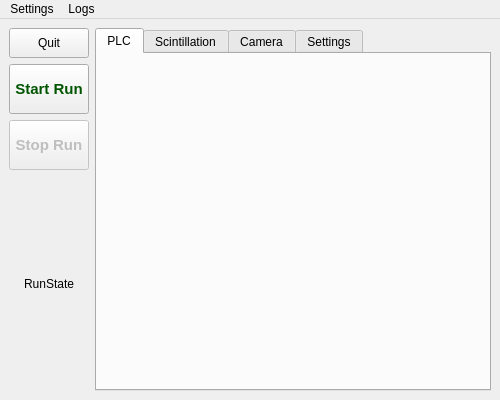
Old version of the form ui/mainwindow.ui in the repository SBC-Collaboration/SBC-RunControl.
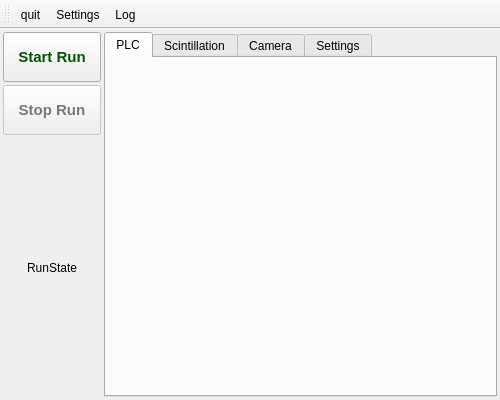
New version of the form. The open tabs and pages were chosen to show the change. Icons and pictures are not drawn.

Commit message: Added new windows for setting and log. Fixed some bugs from using uic and qt designer. Includes some toolbar icons.

```diff
--- a/ui/mainwindow.ui
+++ b/ui/mainwindow.ui
@@ -54,8 +54,23 @@
      <height>0</height>
     </size>
    </property>
-   <layout class="QGridLayout" name="gridLayout_2">
-    <item row="1" column="0">
+   <layout class="QGridLayout" name="gridLayout" columnstretch="2,8">
+    <property name="leftMargin">
+     <number>3</number>
+    </property>
+    <property name="topMargin">
+     <number>3</number>
+    </property>
+    <property name="rightMargin">
+     <number>3</number>
+    </property>
+    <property name="bottomMargin">
+     <number>3</number>
+    </property>
+    <property name="spacing">
+     <number>3</number>
+    </property>
+    <item row="0" column="0">
      <widget class="QPushButton" name="start_run_but">
       <property name="sizePolicy">
        <sizepolicy hsizetype="Minimum" vsizetype="Fixed">
@@ -69,50 +84,11 @@
         <height>50</height>
        </size>
       </property>
-      <property name="palette">
-       <palette>
-        <active>
-         <colorrole role="Text">
-          <brush brushstyle="SolidPattern">
-           <color alpha="255">
-            <red>0</red>
-            <green>0</green>
-            <blue>0</blue>
-           </color>
-          </brush>
-         </colorrole>
-         <colorrole role="ButtonText">
-          <brush brushstyle="SolidPattern">
-           <color alpha="255">
-            <red>0</red>
-            <green>85</green>
-            <blue>0</blue>
-           </color>
-          </brush>
-         </colorrole>
-        </active>
-        <inactive>
-         <colorrole role="Text">
-          <brush brushstyle="SolidPattern">
-           <color alpha="255">
-            <red>0</red>
-            <green>0</green>
-            <blue>0</blue>
-           </color>
-          </brush>
-         </colorrole>
-         <colorrole role="ButtonText">
-          <brush brushstyle="SolidPattern">
-           <color alpha="255">
-            <red>0</red>
-            <green>85</green>
-            <blue>0</blue>
-           </color>
-          </brush>
-         </colorrole>
-        </inactive>
-        <disabled/>
-       </palette>
+      <property name="sizeIncrement">
+       <size>
+        <width>0</width>
+        <height>0</height>
+       </size>
       </property>
       <property name="font">
        <font>
@@ -123,90 +99,16 @@
       <property name="cursor">
        <cursorShape>ArrowCursor</cursorShape>
       </property>
+      <property name="styleSheet">
+       <string notr="true">QPushButton:enabled {color: rgb(0, 85, 0);}
+QPushButton:disabled {color: rgb(120, 120, 120);}</string>
+      </property>
       <property name="text">
        <string>Start Run</string>
       </property>
      </widget>
     </item>
-    <item row="0" column="0">
-     <widget class="QPushButton" name="quit_but">
-      <property name="minimumSize">
-       <size>
-        <width>80</width>
-        <height>30</height>
-       </size>
-      </property>
-      <property name="text">
-       <string>Quit</string>
-      </property>
-     </widget>
-    </item>
-    <item row="2" column="0">
-     <widget class="QPushButton" name="stop_run_but">
-      <property name="enabled">
-       <bool>false</bool>
-      </property>
-      <property name="sizePolicy">
-       <sizepolicy hsizetype="Minimum" vsizetype="Fixed">
-        <horstretch>0</horstretch>
-        <verstretch>0</verstretch>
-       </sizepolicy>
-      </property>
-      <property name="minimumSize">
-       <size>
-        <width>0</width>
-        <height>50</height>
-       </size>
-      </property>
-      <property name="palette">
-       <palette>
-        <active>
-         <colorrole role="ButtonText">
-          <brush brushstyle="SolidPattern">
-           <color alpha="255">
-            <red>170</red>
-            <green>0</green>
-            <blue>0</blue>
-           </color>
-          </brush>
-         </colorrole>
-        </active>
-        <inactive>
-         <colorrole role="ButtonText">
-          <brush brushstyle="SolidPattern">
-           <color alpha="255">
-            <red>170</red>
-            <green>0</green>
-            <blue>0</blue>
-           </color>
-          </brush>
-         </colorrole>
-        </inactive>
-        <disabled/>
-       </palette>
-      </property>
-      <property name="font">
-       <font>
-        <pointsize>11</pointsize>
-        <bold>true</bold>
-       </font>
-      </property>
-      <property name="text">
-       <string>Stop Run</string>
-      </property>
-     </widget>
-    </item>
-    <item row="3" column="0">
-     <widget class="QLabel" name="run_state_label">
-      <property name="text">
-       <string>RunState</string>
-      </property>
-      <property name="alignment">
-       <set>Qt::AlignCenter</set>
-      </property>
-     </widget>
-    </item>
-    <item row="0" column="1" rowspan="4">
+    <item row="0" column="1" rowspan="3">
      <widget class="QTabWidget" name="tabs_widget">
       <property name="sizePolicy">
        <sizepolicy hsizetype="Expanding" vsizetype="Expanding">
@@ -214,8 +116,14 @@
         <verstretch>0</verstretch>
        </sizepolicy>
       </property>
+      <property name="sizeIncrement">
+       <size>
+        <width>100</width>
+        <height>0</height>
+       </size>
+      </property>
       <property name="currentIndex">
-       <number>3</number>
+       <number>0</number>
       </property>
       <widget class="QWidget" name="plc_tab">
        <attribute name="title">
@@ -258,7 +166,7 @@
            </widget>
           </item>
           <item>
-           <widget class="QLabel" name="CameraStatusLabel">
+           <widget class="QLabel" name="camera_status_label">
             <property name="sizePolicy">
              <sizepolicy hsizetype="Minimum" vsizetype="Preferred">
               <horstretch>0</horstretch>
@@ -277,7 +185,7 @@
            </widget>
           </item>
           <item>
-           <widget class="QLabel" name="Cam1StatusLight">
+           <widget class="QLabel" name="cam1_status_light">
             <property name="styleSheet">
              <string notr="true">color: rgb(255, 255, 255);
 background-color: rgb(150, 150, 150);</string>
@@ -291,7 +199,7 @@
            </widget>
           </item>
           <item>
-           <widget class="QLabel" name="Cam2StatusLight">
+           <widget class="QLabel" name="cam2_status_light">
             <property name="styleSheet">
              <string notr="true">color: rgb(255, 255, 255);
 background-color: rgb(150, 150, 150);</string>
@@ -305,7 +213,7 @@
            </widget>
           </item>
           <item>
-           <widget class="QLabel" name="Cam3StatusLight">
+           <widget class="QLabel" name="cam3_status_light">
             <property name="styleSheet">
              <string notr="true">color: rgb(255, 255, 255);
 background-color: rgb(150, 150, 150);</string>
@@ -336,39 +244,104 @@
       </widget>
      </widget>
     </item>
+    <item row="1" column="0">
+     <widget class="QPushButton" name="stop_run_but">
+      <property name="enabled">
+       <bool>false</bool>
+      </property>
+      <property name="sizePolicy">
+       <sizepolicy hsizetype="Minimum" vsizetype="Fixed">
+        <horstretch>0</horstretch>
+        <verstretch>0</verstretch>
+       </sizepolicy>
+      </property>
+      <property name="minimumSize">
+       <size>
+        <width>0</width>
+        <height>50</height>
+       </size>
+      </property>
+      <property name="font">
+       <font>
+        <pointsize>11</pointsize>
+        <bold>true</bold>
+       </font>
+      </property>
+      <property name="styleSheet">
+       <string notr="true">QPushButton:enabled {color: rgb(170, 0, 0);}
+QPushButton:disabled {color: rgb(120, 120, 120);}</string>
+      </property>
+      <property name="text">
+       <string>Stop Run</string>
+      </property>
+     </widget>
+    </item>
+    <item row="2" column="0">
+     <widget class="QLabel" name="run_state_label">
+      <property name="text">
+       <string>RunState</string>
+      </property>
+      <property name="alignment">
+       <set>Qt::AlignCenter</set>
+      </property>
+     </widget>
+    </item>
    </layout>
   </widget>
-  <widget class="QMenuBar" name="menuBar">
-   <property name="geometry">
-    <rect>
-     <x>0</x>
-     <y>0</y>
-     <width>500</width>
-     <height>22</height>
-    </rect>
+  <widget class="QToolBar" name="toolBar">
+   <property name="windowTitle">
+    <string>toolBar</string>
    </property>
-   <property name="sizePolicy">
-    <sizepolicy hsizetype="MinimumExpanding" vsizetype="Minimum">
-     <horstretch>0</horstretch>
-     <verstretch>0</verstretch>
-    </sizepolicy>
+   <property name="autoFillBackground">
+    <bool>false</bool>
    </property>
-   <widget class="QMenu" name="menuSettings">
-    <property name="title">
-     <string>Settings</string>
-    </property>
-   </widget>
-   <widget class="QMenu" name="menuLog">
-    <property name="title">
-     <string>Logs</string>
-    </property>
-   </widget>
-   <addaction name="menuSettings"/>
-   <addaction name="menuLog"/>
+   <attribute name="toolBarArea">
+    <enum>TopToolBarArea</enum>
+   </attribute>
+   <attribute name="toolBarBreak">
+    <bool>false</bool>
+   </attribute>
+   <addaction name="action_quit"/>
+   <addaction name="action_settings"/>
+   <addaction name="action_log"/>
   </widget>
-  <action name="actionFiles">
+  <action name="action_settings">
+   <property name="icon">
+    <iconset resource="../resources/resources.qrc">
+     <normaloff>:/icons/settings.png</normaloff>:/icons/settings.png</iconset>
+   </property>
    <property name="text">
-    <string>Files</string>
+    <string>Settings</string>
+   </property>
+   <property name="menuRole">
+    <enum>QAction::PreferencesRole</enum>
+   </property>
+  </action>
+  <action name="action_log">
+   <property name="icon">
+    <iconset resource="../resources/resources.qrc">
+     <normaloff>:/icons/log.png</normaloff>:/icons/log.png</iconset>
+   </property>
+   <property name="text">
+    <string>Log</string>
+   </property>
+   <property name="toolTip">
+    <string>Log</string>
+   </property>
+  </action>
+  <action name="action_quit">
+   <property name="icon">
+    <iconset resource="../resources/resources.qrc">
+     <normaloff>:/icons/quit.png</normaloff>:/icons/quit.png</iconset>
+   </property>
+   <property name="text">
+    <string>quit</string>
+   </property>
+   <property name="toolTip">
+    <string>Quit</string>
+   </property>
+   <property name="menuRole">
+    <enum>QAction::NoRole</enum>
    </property>
   </action>
  </widget>
```
Left out of the diff: 66 changed lines with no effect on the pictures. The commit also changes 16 other files.
